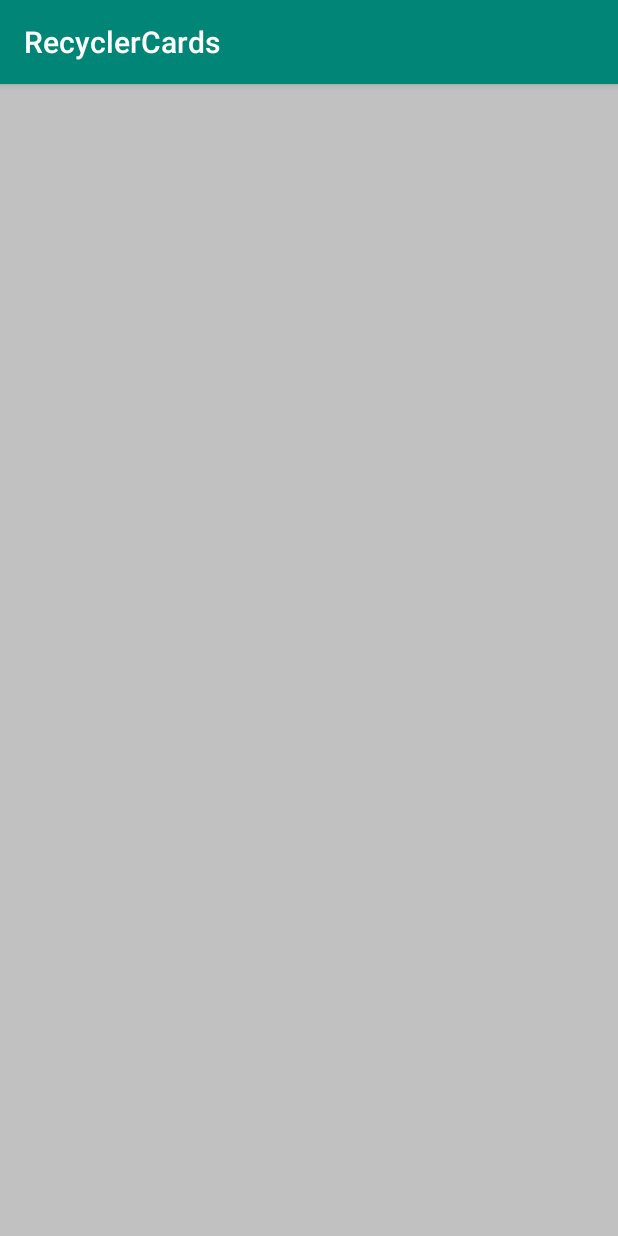
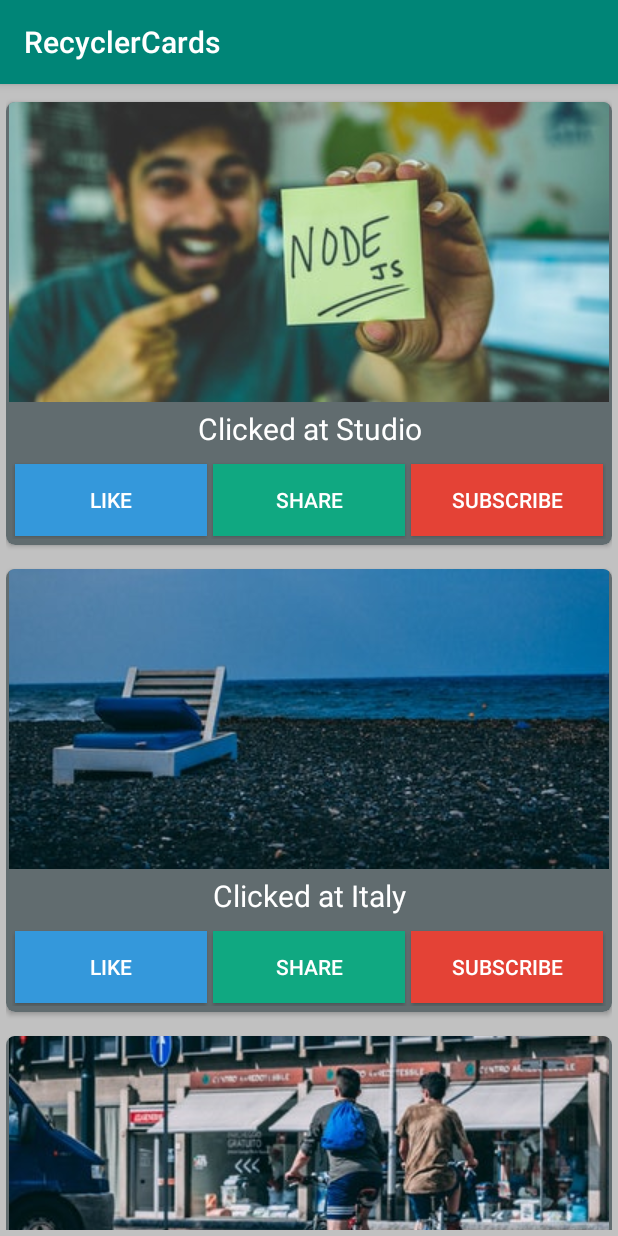
Before and after one commit to rupesh1310/Android, an Android app: the screen it shows after launch (MainActivity), on a phone screen of 412 x 824 dp. Run offline under Robolectric (Android 15) with nearby library versions, the phone set to English and light mode, and no system bars.

Commit message:
:rocket: added main config for insta cards

```diff
--- a/22RecyclerCards/app/src/main/java/rupesh1310/github/recyclercards/ExampleAdapter.java
+++ b/22RecyclerCards/app/src/main/java/rupesh1310/github/recyclercards/ExampleAdapter.java
@@ -52,7 +52,7 @@ public class ExampleAdapter extends RecyclerView.Adapter<ExampleAdapter.ExampleV
     }
 
     @Override
-    public void onBindViewHolder(@NonNull ExampleViewHolder exampleViewHolder, int position) {
+    public void onBindViewHolder(@NonNull ExampleViewHolder exampleViewHolder, int i) {
         //7
         ExampleItem currentItem = mExampleList.get(i);
         exampleViewHolder.imageView.setImageResource(currentItem.getmImageResource());
--- a/22RecyclerCards/app/src/main/java/rupesh1310/github/recyclercards/MainActivity.java
+++ b/22RecyclerCards/app/src/main/java/rupesh1310/github/recyclercards/MainActivity.java
@@ -1,6 +1,7 @@
 package rupesh1310.github.recyclercards;
 
 import androidx.appcompat.app.AppCompatActivity;
+import androidx.recyclerview.widget.LinearLayoutManager;
 import androidx.recyclerview.widget.RecyclerView;
 
 import android.os.Bundle;
@@ -32,10 +33,15 @@ public class MainActivity extends AppCompatActivity {
 
 
         //config for recyclerView
+        recyclerView = findViewById(R.id.recyclerView);
+        //Performance
+        recyclerView.setHasFixedSize(true);
+        layoutManager = new LinearLayoutManager(this);
+        adapter = new ExampleAdapter(exampleList);
 
 
-
-
+        recyclerView.setLayoutManager(layoutManager);
+        recyclerView.setAdapter(adapter);
 
 
 
--- a/22RecyclerCards/app/src/main/res/layout/example_item.xml
+++ b/22RecyclerCards/app/src/main/res/layout/example_item.xml
@@ -1,8 +1,8 @@
 <?xml version="1.0" encoding="utf-8"?>
 <androidx.cardview.widget.CardView xmlns:android="http://schemas.android.com/apk/res/android"
+    xmlns:app="http://schemas.android.com/apk/res-auto"
     android:layout_width="match_parent"
-    android:layout_height="match_parent"
-    xmlns:app="http://schemas.android.com/apk/res-auto"
+    android:layout_height="wrap_content"
     android:layout_marginVertical="8dp"
     app:cardCornerRadius="6dp">
 
@@ -68,6 +68,4 @@
     </LinearLayout>
 
 
-
-
 </androidx.cardview.widget.CardView>
```
